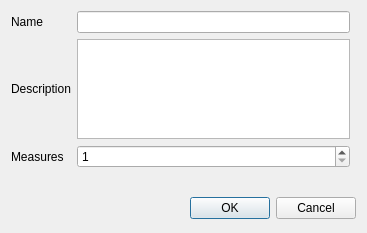
froque/AeroIST, file aeroist/referencepreferences.ui: the form before one commit.
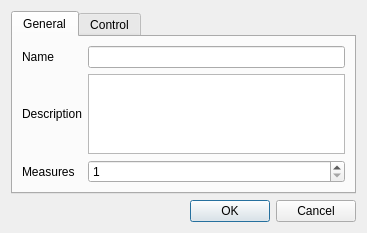
The form after the commit.

Diff of the .ui file:
```diff
--- a/aeroist/referencepreferences.ui
+++ b/aeroist/referencepreferences.ui
@@ -20,6 +20,16 @@
    <string>References</string>
   </property>
   <layout class="QGridLayout" name="gridLayout">
+   <item row="0" column="0" colspan="2">
+    <widget class="QTabWidget" name="tabWidget">
+     <property name="currentIndex">
+      <number>0</number>
+     </property>
+     <widget class="QWidget" name="tab_general">
+      <attribute name="title">
+       <string>General</string>
+      </attribute>
+      <layout class="QGridLayout" name="gridLayout_2">
    <item row="0" column="0">
     <widget class="QLabel" name="labelName">
      <property name="text">
@@ -30,6 +40,13 @@
    <item row="0" column="1">
     <widget class="QLineEdit" name="edit_name"/>
    </item>
+       <item row="1" column="0">
+        <widget class="QLabel" name="label">
+         <property name="text">
+          <string>Description</string>
+         </property>
+        </widget>
+       </item>
    <item row="1" column="1">
     <widget class="QPlainTextEdit" name="plainTextEdit">
      <property name="maximumSize">
@@ -43,24 +60,30 @@
      </property>
     </widget>
    </item>
-   <item row="3" column="0">
+       <item row="2" column="0">
     <widget class="QLabel" name="labelMeasuresIteration">
      <property name="text">
       <string>Measures</string>
      </property>
     </widget>
    </item>
-   <item row="3" column="1">
+       <item row="2" column="1">
     <widget class="QSpinBox" name="spinBoxMeasuresIteration">
      <property name="minimum">
       <number>1</number>
      </property>
     </widget>
    </item>
-   <item row="4" column="0">
-    <widget class="QWidget" name="widget" native="true"/>
+      </layout>
+     </widget>
+     <widget class="QWidget" name="tab_control">
+      <attribute name="title">
+       <string>Control</string>
+      </attribute>
+     </widget>
+    </widget>
    </item>
-   <item row="5" column="0" rowspan="2" colspan="3">
+   <item row="1" column="0" colspan="2">
     <widget class="QDialogButtonBox" name="buttonBox">
      <property name="orientation">
       <enum>Qt::Horizontal</enum>
@@ -70,13 +93,6 @@
      </property>
     </widget>
    </item>
-   <item row="1" column="0">
-    <widget class="QLabel" name="label">
-     <property name="text">
-      <string>Description</string>
-     </property>
-    </widget>
-   </item>
   </layout>
  </widget>
  <tabstops>
```
Left out of the diff: 3 changed lines with no effect on the pictures. Lines whose indentation alone changed are shown as unchanged.
